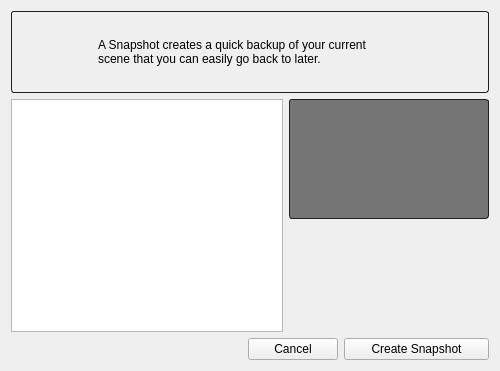
First picture: the form in resources/snapshot_form.ui, repository shotgunsoftware/tk-multi-snapshot, before the edit.
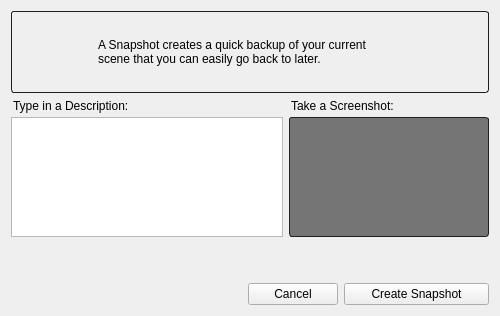
Second picture: the form after the edit. Icons and pictures are not drawn. Custom widgets are drawn as their Qt base class.

Commit message: Changed snapshot form to match latest design

Patch:
```diff
--- a/resources/snapshot_form.ui
+++ b/resources/snapshot_form.ui
@@ -7,9 +7,15 @@
     <x>0</x>
     <y>0</y>
     <width>500</width>
-    <height>371</height>
+    <height>316</height>
    </rect>
   </property>
+  <property name="minimumSize">
+   <size>
+    <width>500</width>
+    <height>0</height>
+   </size>
+  </property>
   <property name="windowTitle">
    <string>Form</string>
   </property>
@@ -20,7 +26,7 @@
       <number>0</number>
      </property>
      <widget class="QWidget" name="snapshot_page">
-      <layout class="QVBoxLayout" name="verticalLayout_2">
+      <layout class="QVBoxLayout" name="verticalLayout_2" stretch="0,0,0,0">
        <property name="margin">
         <number>0</number>
        </property>
@@ -81,8 +87,11 @@
         </widget>
        </item>
        <item>
-        <layout class="QHBoxLayout" name="horizontalLayout_4">
-         <item>
+        <layout class="QGridLayout" name="gridLayout_2" rowstretch="0,0" columnstretch="0,0">
+         <property name="verticalSpacing">
+          <number>4</number>
+         </property>
+         <item row="1" column="0">
           <widget class="QTextEdit" name="comment_edit">
            <property name="minimumSize">
             <size>
@@ -93,14 +102,12 @@
            <property name="maximumSize">
             <size>
              <width>16777215</width>
-             <height>16777215</height>
+             <height>120</height>
             </size>
            </property>
           </widget>
          </item>
-         <item>
-          <layout class="QVBoxLayout" name="verticalLayout_3" stretch="0,1">
-           <item>
+         <item row="1" column="1">
             <widget class="QFrame" name="thumbnail_frame">
              <property name="minimumSize">
               <size>
@@ -155,22 +162,43 @@
              </layout>
             </widget>
            </item>
+         <item row="0" column="0">
+          <widget class="QLabel" name="label_3">
+           <property name="text">
+            <string>Type in a Description:</string>
+           </property>
+           <property name="indent">
+            <number>2</number>
+           </property>
+          </widget>
+         </item>
+         <item row="0" column="1">
+          <widget class="QLabel" name="label_4">
+           <property name="text">
+            <string>Take a Screenshot:</string>
+           </property>
+           <property name="indent">
+            <number>2</number>
+           </property>
+          </widget>
+         </item>
+        </layout>
+       </item>
            <item>
             <spacer name="verticalSpacer">
              <property name="orientation">
               <enum>Qt::Vertical</enum>
              </property>
+         <property name="sizeType">
+          <enum>QSizePolicy::Expanding</enum>
+         </property>
              <property name="sizeHint" stdset="0">
               <size>
                <width>20</width>
-               <height>40</height>
+           <height>0</height>
               </size>
              </property>
             </spacer>
-           </item>
-          </layout>
-         </item>
-        </layout>
        </item>
        <item>
         <layout class="QHBoxLayout" name="horizontalLayout_5">
```
Left out of the diff: 9 changed lines with no effect on the pictures. Lines whose indentation alone changed are shown as unchanged. The commit also changes 2 other files.
